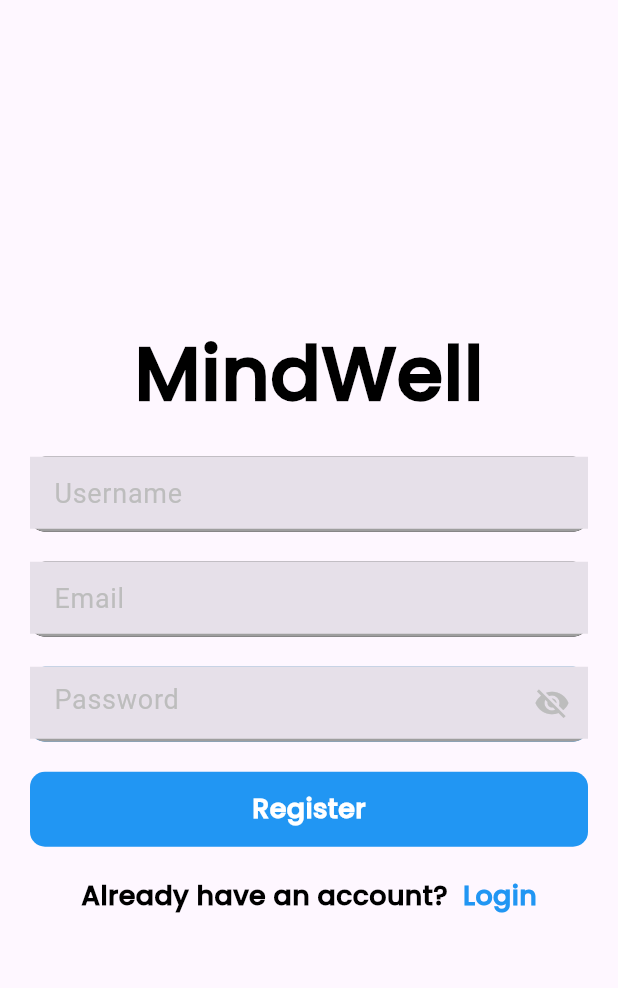
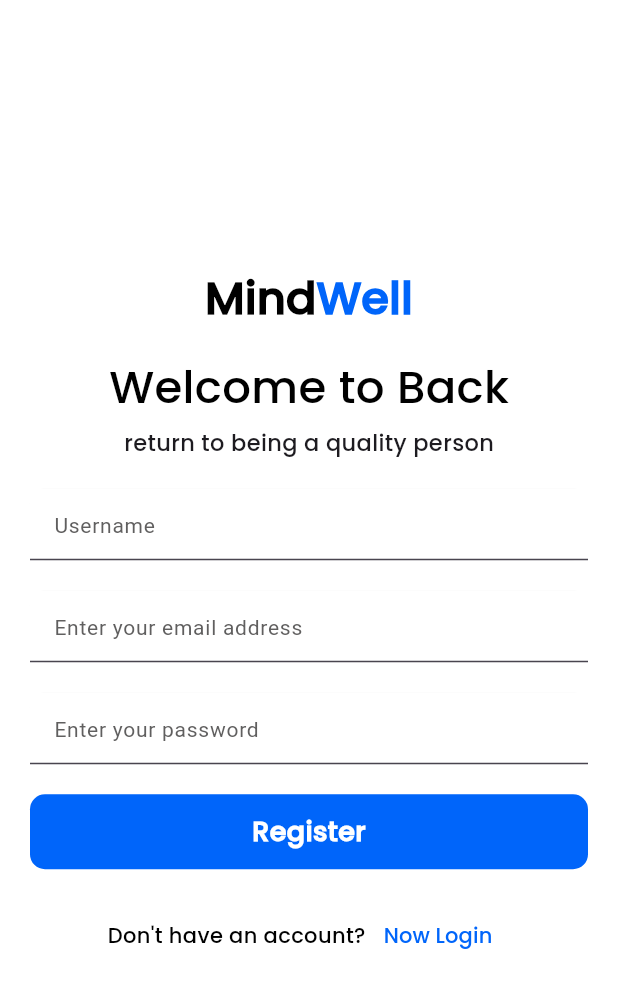
Before and after one commit to muamarzidan/MindWell, a Flutter app: the RegisterScreen screen opened by its route, on a phone screen of 412 x 824 dp. Shown: the top 988 px of the screen. Run offline on Flutter 3.47's test engine with Material 3 defaults, Android fonts, the phone set to English and light mode, and no system bars; our stand-ins replace firebase_auth, firebase_core; accounts and stored records are empty.

Commit message:
add: ui login registes

```diff
--- a/lib/common/splash_screen.dart
+++ b/lib/common/splash_screen.dart
@@ -42,7 +42,7 @@ class _SplashScreenState extends State<SplashScreen>
               text: const TextSpan(
                 children: [
                   TextSpan(
-                    text: "Mindd",
+                    text: "Mind",
                     style: TextStyle(
                       fontSize: 50,
                       fontFamily: "Poppins",
@@ -51,7 +51,7 @@ class _SplashScreenState extends State<SplashScreen>
                     ),
                   ),
                   TextSpan(
-                    text: "Welll",
+                    text: "Well",
                     style: TextStyle(
                       fontSize: 50,
                       fontFamily: "Poppins",
--- a/lib/features/controllers/auth/form_auth_controller.dart
+++ b/lib/features/controllers/auth/form_auth_controller.dart
@@ -38,12 +38,12 @@ class _FormAuthControllerState extends State<FormAuthController> {
   Widget build(BuildContext context) {
     return Container(
       decoration: BoxDecoration(
-        color: Colors.grey,
+        color: Colors.grey[200], // Ganti warna background
         borderRadius: BorderRadius.circular(10),
       ),
       child: TextFormField(
         style: const TextStyle(
-          color: AppColors.primaryColor,
+          color: Colors.black,
           fontSize: 18,
         ),
         controller: widget.controller,
@@ -53,12 +53,14 @@ class _FormAuthControllerState extends State<FormAuthController> {
         validator: widget.validator,
         onFieldSubmitted: widget.onFieldSubmitted,
         decoration: InputDecoration(
-          border: InputBorder.none,
+          border: const UnderlineInputBorder(),
           filled: true,
+          fillColor: Colors.white, // Ganti warna background
           hintText: widget.hintText,
-          hintStyle: TextStyle(
-            color: Colors.grey[400],
-            fontSize: 18,
+          hintStyle: const TextStyle(
+            color: AppColors.descriptionColor,
+            fontWeight: FontWeight.normal,
+            fontSize: 14,
           ),
           suffixIcon: widget.isPasswordField == true
               ? GestureDetector(
@@ -69,8 +71,7 @@ class _FormAuthControllerState extends State<FormAuthController> {
                   },
                   child: Icon(
                     _obscureText ? Icons.visibility_off : Icons.visibility,
-                    color:
-                        _obscureText == false ? Colors.blue : Colors.grey[400],
+                    color: _obscureText == false ? Colors.grey : Colors.black,
                   ),
                 )
               : null,
@@ -78,4 +79,50 @@ class _FormAuthControllerState extends State<FormAuthController> {
       ),
     );
   }
+
+
+
+  // Widget build(BuildContext context) {
+  //   return Container(
+  //     decoration: BoxDecoration(
+  //       color: Colors.grey,
+  //       borderRadius: BorderRadius.circular(10),
+  //     ),
+  //     child: TextFormField(
+  //       style: const TextStyle(
+  //         color: AppColors.primaryColor,
+  //         fontSize: 18,
+  //       ),
+  //       controller: widget.controller,
+  //       key: widget.fieldKey,
+  //       obscureText: widget.isPasswordField == true ? _obscureText : false,
+  //       onSaved: widget.onSaved,
+  //       validator: widget.validator,
+  //       onFieldSubmitted: widget.onFieldSubmitted,
+  //       decoration: InputDecoration(
+  //         border: InputBorder.none,
+  //         filled: true,
+  //         hintText: widget.hintText,
+  //         hintStyle: TextStyle(
+  //           color: Colors.grey[400],
+  //           fontSize: 18,
+  //         ),
+  //         suffixIcon: widget.isPasswordField == true
+  //             ? GestureDetector(
+  //                 onTap: () {
+  //                   setState(() {
+  //                     _obscureText = !_obscureText;
+  //                   });
+  //                 },
+  //                 child: Icon(
+  //                   _obscureText ? Icons.visibility_off : Icons.visibility,
+  //                   color:
+  //                       _obscureText == false ? Colors.blue : Colors.grey[400],
+  //                 ),
+  //               )
+  //             : null,
+  //       ),
+  //     ),
+  //   );
+  // }
 }
--- a/lib/features/register/register_screen.dart
+++ b/lib/features/register/register_screen.dart
@@ -5,6 +5,7 @@ import 'package:firebase_auth/firebase_auth.dart';
 import 'package:mindwell/features/controllers/auth/form_auth_controller.dart';
 import 'package:mindwell/features/controllers/auth/firebase_auth_controller.dart';
 import 'package:mindwell/features/login/login_screen.dart';
+import 'package:mindwell/theme/color.dart';
 
 class RegisterScreen extends StatefulWidget {
   const RegisterScreen({Key? key}) : super(key: key);
@@ -32,68 +33,71 @@ class _RegisterScreenState extends State<RegisterScreen> {
   @override
   Widget build(BuildContext context) {
     return Scaffold(
+      backgroundColor: Colors.white,
       body: Center(
         child: Padding(
           padding: const EdgeInsets.all(20.0),
           child: Column(
             mainAxisAlignment: MainAxisAlignment.center,
             children: [
+              RichText(
+                text: const TextSpan(
+                  children: [
+                    TextSpan(
+                      text: "Mind",
+                      style: TextStyle(
+                        fontSize: 30,
+                        fontFamily: "Poppins",
+                        fontWeight: FontWeight.bold,
+                        color: Colors.black,
+                      ),
+                    ),
+                    TextSpan(
+                      text: "Well",
+                      style: TextStyle(
+                        fontSize: 30,
+                        fontFamily: "Poppins",
+                        fontWeight: FontWeight.bold,
+                        color: AppColors.primaryColor,
+                      ),
+                    ),
+                  ],
+                ),
+              ),const SizedBox(height: 15),
               const Text(
-                "MindWell",
+                "Welcome to Back",
                 style: TextStyle(
-                  fontSize: 50,
+                  fontSize: 30,
                   fontFamily: "Poppins",
-                  fontWeight: FontWeight.bold,
                   color: Colors.black,
                 ),
               ),
-              const SizedBox(height: 20),
-              Container(
-                width: double.infinity,
-                decoration: BoxDecoration(
-                  color: Colors.black,
-                  borderRadius: BorderRadius.circular(10),
-                ),
-                child: SizedBox(
-                  height: 50,
-                  child: FormAuthController(
-                    controller: _usernameController,
-                    hintText: "Username",
-                    isPasswordField: false,
-                  ),
+              const SizedBox(height: 5),
+              const Text(
+                "return to being a quality person",
+                style: TextStyle(
+                  fontSize: 15,
+                  fontWeight: FontWeight.normal,
+                  fontFamily: "Poppins",
                 ),
               ),
               const SizedBox(height: 20),
-              Container(
-                width: double.infinity,
-                decoration: BoxDecoration(
-                  color: Colors.black,
-                  borderRadius: BorderRadius.circular(10),
-                ),
-                child: SizedBox(
-                  height: 50,
-                  child: FormAuthController(
-                    controller: _emailController,
-                    hintText: "Email",
-                    isPasswordField: false,
-                  ),
-                ),
+              FormAuthController(
+                controller: _emailController,
+                hintText: "Username",
+                isPasswordField: false,
               ),
               const SizedBox(height: 20),
-              Container(
-                width: double.infinity,
-                decoration: BoxDecoration(
-                  color: Colors.blue,
-                  borderRadius: BorderRadius.circular(10),
-                ),
-                child: SizedBox(
-                  height: 50,
-                  child: FormAuthController(
-                    controller: _passwordController,
-                    hintText: "Password",
-                    isPasswordField: true,
-                  ),
-                ),
+              FormAuthController(
+                controller: _emailController,
+                hintText: "Enter your email address",
+                isPasswordField: false,
+              ),
+              const SizedBox(height: 20),
+              FormAuthController(
+                controller: _passwordController,
+                hintText: "Enter your password",
+                isPasswordField: false,
               ),
               const SizedBox(height: 20),
               GestureDetector(
@@ -104,7 +108,7 @@ class _RegisterScreenState extends State<RegisterScreen> {
                   width: double.infinity,
                   height: 50,
                   decoration: BoxDecoration(
-                    color: Colors.blue,
+                    color: AppColors.primaryColor,
                     borderRadius: BorderRadius.circular(10),
                   ),
                   child: const Center(
@@ -125,26 +129,25 @@ class _RegisterScreenState extends State<RegisterScreen> {
                 mainAxisAlignment: MainAxisAlignment.center,
                 children: [
                   const Text(
-                    "Already have an account?",
+                    "Don't have an account?",
                     style: TextStyle(
-                      fontSize: 18,
+                      fontSize: 14,
                       fontFamily: "Poppins",
-                      fontWeight: FontWeight.bold,
+                      fontWeight: FontWeight.normal,
                       color: Colors.black,
                     ),
                   ),
-                  const SizedBox(width: 10),
-                  GestureDetector(
-                    onTap: () {
+                  TextButton(
+                    onPressed: () {
                       Navigator.pushReplacementNamed(context, "/login");
                     },
                     child: const Text(
-                      "Login",
+                      "Now Login",
                       style: TextStyle(
-                        fontSize: 18,
+                        fontSize: 14,
                         fontFamily: "Poppins",
-                        fontWeight: FontWeight.bold,
-                        color: Colors.blue,
+                        fontWeight: FontWeight.normal,
+                        color: AppColors.primaryColor,
                       ),
                     ),
                   ),
@@ -167,7 +170,11 @@ class _RegisterScreenState extends State<RegisterScreen> {
       print("Berhasil register");
       Navigator.pushReplacementNamed(context, "/home");
     } else {
-        print("Gagal register");
+      ScaffoldMessenger.of(context).showSnackBar(
+        const SnackBar(
+          content: Text("Gagal register"),
+        ),
+      );
     }
   }
 }
```
Also changed, not shown: lib/features/login/login_screen.dart (+48 -33 lines).
